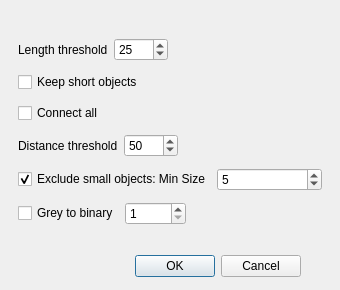
janelia-flyem/NeuTu, file neurolabi/gui/flyemskeletonizationdialog.ui: the form before one commit.
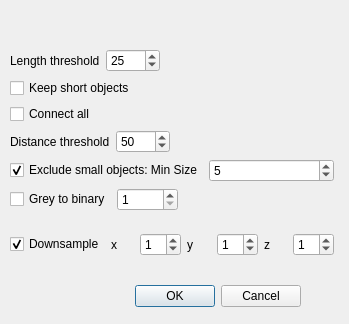
The form after the commit.

Diff of the .ui file:
```diff
--- a/neurolabi/gui/flyemskeletonizationdialog.ui
+++ b/neurolabi/gui/flyemskeletonizationdialog.ui
@@ -6,8 +6,8 @@
    <rect>
     <x>0</x>
     <y>0</y>
-    <width>340</width>
-    <height>290</height>
+    <width>349</width>
+    <height>324</height>
    </rect>
   </property>
   <property name="windowTitle">
@@ -17,7 +17,7 @@
    <property name="geometry">
     <rect>
      <x>130</x>
-     <y>250</y>
+     <y>280</y>
      <width>171</width>
      <height>32</height>
     </rect>
@@ -32,12 +32,14 @@
   <widget class="QWidget" name="layoutWidget">
    <property name="geometry">
     <rect>
-     <x>18</x>
+     <x>10</x>
      <y>33</y>
-     <width>304</width>
-     <height>200</height>
+     <width>324</width>
+     <height>239</height>
     </rect>
    </property>
+   <layout class="QVBoxLayout" name="verticalLayout_2">
+    <item>
    <layout class="QVBoxLayout" name="verticalLayout">
     <item>
      <layout class="QHBoxLayout" name="horizontalLayout_4">
@@ -200,6 +202,82 @@
          </size>
         </property>
        </spacer>
+        </item>
+       </layout>
+      </item>
+     </layout>
+    </item>
+    <item>
+     <layout class="QHBoxLayout" name="horizontalLayout_8">
+      <item>
+       <widget class="QCheckBox" name="downsampleCheckBox">
+        <property name="text">
+         <string>Downsample</string>
+        </property>
+        <property name="checked">
+         <bool>true</bool>
+        </property>
+       </widget>
+      </item>
+      <item>
+       <widget class="QLabel" name="label_4">
+        <property name="text">
+         <string>x</string>
+        </property>
+       </widget>
+      </item>
+      <item>
+       <widget class="QSpinBox" name="dsXSpinBox">
+        <property name="minimum">
+         <number>0</number>
+        </property>
+        <property name="maximum">
+         <number>10</number>
+        </property>
+        <property name="value">
+         <number>1</number>
+        </property>
+       </widget>
+      </item>
+      <item>
+       <widget class="QLabel" name="label_5">
+        <property name="text">
+         <string>y</string>
+        </property>
+       </widget>
+      </item>
+      <item>
+       <widget class="QSpinBox" name="dsYSpinBox">
+        <property name="minimum">
+         <number>0</number>
+        </property>
+        <property name="maximum">
+         <number>10</number>
+        </property>
+        <property name="value">
+         <number>1</number>
+        </property>
+       </widget>
+      </item>
+      <item>
+       <widget class="QLabel" name="label_6">
+        <property name="text">
+         <string>z</string>
+        </property>
+       </widget>
+      </item>
+      <item>
+       <widget class="QSpinBox" name="dsZSpinBox">
+        <property name="minimum">
+         <number>0</number>
+        </property>
+        <property name="maximum">
+         <number>10</number>
+        </property>
+        <property name="value">
+         <number>1</number>
+        </property>
+       </widget>
       </item>
      </layout>
     </item>
```
Lines whose indentation alone changed are shown as unchanged.
